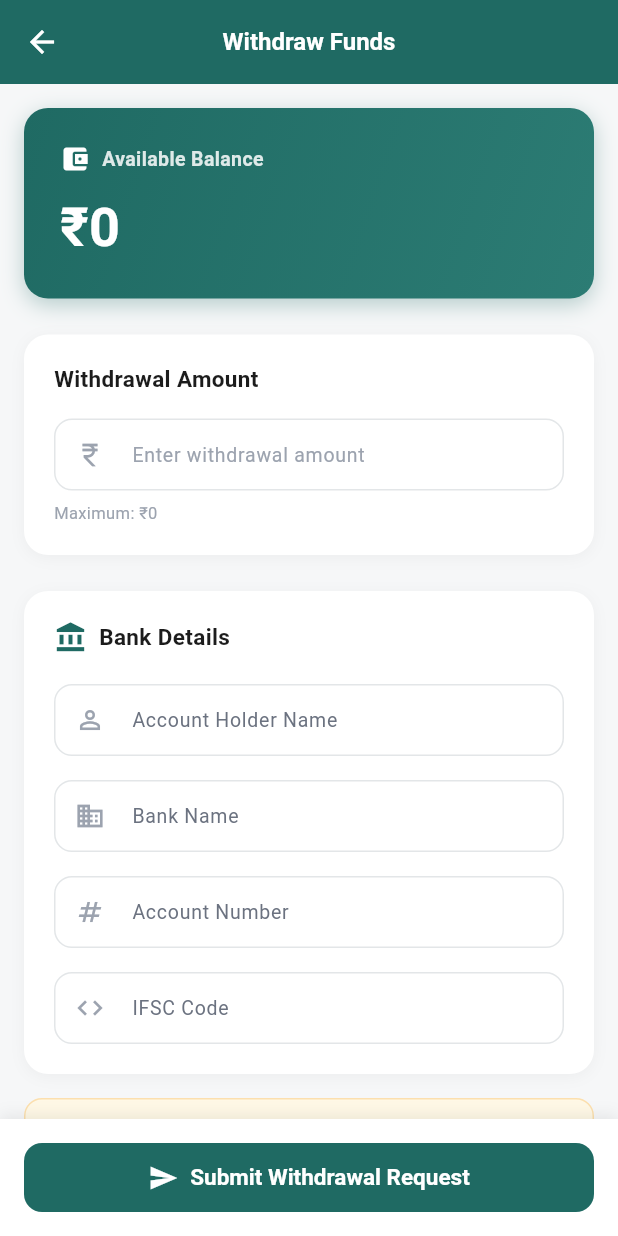
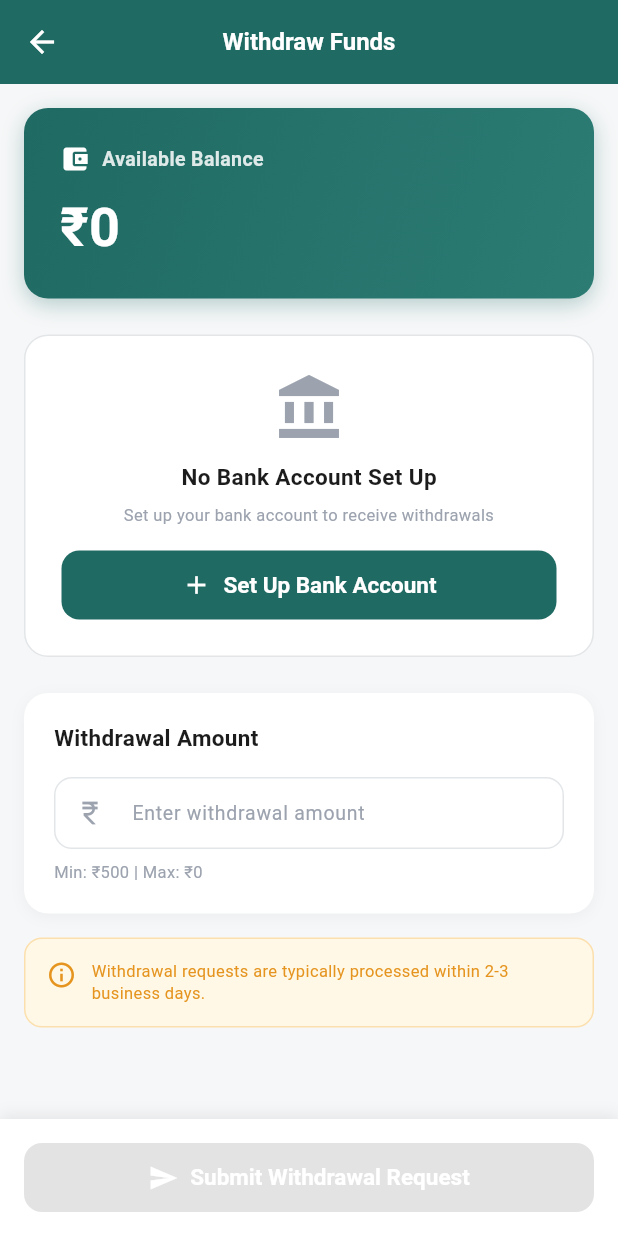
Before and after one commit to mihir-kanzariya/salon-owner, a Flutter app: the WithdrawalScreen screen opened directly with empty values, on a phone screen of 412 x 824 dp. Run offline on Flutter 3.47's test engine with Material 3 defaults, Android fonts, the phone set to English and light mode, and no system bars; our stand-ins replace cached_network_image, connectivity_plus, firebase_core, firebase_messaging, flutter_local_notifications, flutter_secure_storage and 6 more; accounts and stored records are empty; network calls fail; project files that could hold a hidden picture were left out.

Commit message:
Fix: SVG logo on splash, LanguageToggle in dashboard, redesigned withdrawal
- Splash: replaced scissors icon with helohair-logo.svg
- Dashboard: LanguageToggle in AppBar header
- Withdrawal: removed bank fields, uses saved bank from linked account
- Shows 'Set Up Bank Account' CTA if no bank saved

Co-Authored-By: Claude Opus 4.6 (1M context) <noreply@anthropic.com>

```diff
--- a/lib/features/salon/dashboard/presentation/screens/dashboard_screen.dart
+++ b/lib/features/salon/dashboard/presentation/screens/dashboard_screen.dart
@@ -1,3 +1,4 @@
+import '../../../../../core/widgets/language_toggle.dart';
 import 'dart:async';
 import 'package:flutter/material.dart';
 import 'package:intl/intl.dart';
@@ -174,6 +175,8 @@ class _DashboardScreenState extends State<DashboardScreen> {
           ],
         ),
         actions: [
+          const LanguageToggle(),
+          const SizedBox(width: 4),
           IconButton(
             icon: Stack(
               clipBehavior: Clip.none,
--- a/lib/features/salon/earnings/presentation/screens/withdrawal_screen.dart
+++ b/lib/features/salon/earnings/presentation/screens/withdrawal_screen.dart
@@ -23,68 +23,63 @@ class WithdrawalScreen extends StatefulWidget {
 class _WithdrawalScreenState extends State<WithdrawalScreen> {
   final ApiService _api = ApiService();
   final _formKey = GlobalKey<FormState>();
-
   final _amountController = TextEditingController();
-  final _holderNameController = TextEditingController();
-  final _bankNameController = TextEditingController();
-  final _accountNumberController = TextEditingController();
-  final _ifscController = TextEditingController();
 
   bool _isSubmitting = false;
+  bool _isLoadingBank = true;
+  Map<String, dynamic>? _savedBank;
+
+  @override
+  void initState() {
+    super.initState();
+    _loadBankAccount();
+  }
 
   @override
   void dispose() {
     _amountController.dispose();
-    _holderNameController.dispose();
-    _bankNameController.dispose();
-    _accountNumberController.dispose();
-    _ifscController.dispose();
     super.dispose();
+  }
+
+  Future<void> _loadBankAccount() async {
+    try {
+      final res = await _api.get('/salons/${widget.salonId}/bank-account');
+      if (res['data'] != null) {
+        setState(() { _savedBank = res['data']; _isLoadingBank = false; });
+      } else {
+        setState(() => _isLoadingBank = false);
+      }
+    } catch (_) {
+      setState(() => _isLoadingBank = false);
+    }
   }
 
   Future<void> _submitWithdrawal() async {
     if (!_formKey.currentState!.validate()) return;
+    if (_savedBank == null) {
+      SnackbarUtils.showError(context, 'Please set up your bank account first');
+      return;
+    }
 
     setState(() => _isSubmitting = true);
-
     try {
-      await _api.post(
-        '/payments/salon/${widget.salonId}/withdraw',
-        body: {
+      await _api.post('/payments/salon/${widget.salonId}/withdraw', body: {
         'amount': double.parse(_amountController.text.trim()),
-          'bank_details': {
-            'holder_name': _holderNameController.text.trim(),
-            'bank_name': _bankNameController.text.trim(),
-            'account_number': _accountNumberController.text.trim(),
-            'ifsc': _ifscController.text.trim(),
-          },
-        },
-      );
-
+      });
       if (!mounted) return;
-      SnackbarUtils.showSuccess(
-        context,
-        'Withdrawal request submitted successfully',
-      );
+      SnackbarUtils.showSuccess(context, 'Withdrawal request submitted successfully');
       Navigator.pop(context, true);
     } on ApiException catch (e) {
       setState(() => _isSubmitting = false);
       if (mounted) SnackbarUtils.showError(context, e.message);
     } catch (_) {
       setState(() => _isSubmitting = false);
-      if (mounted) {
-        SnackbarUtils.showError(
-          context,
-          'Failed to submit withdrawal request',
-        );
-      }
+      if (mounted) SnackbarUtils.showError(context, 'Failed to submit withdrawal request');
     }
   }
 
   String _formatCurrency(double amount) {
-    if (amount >= 100000) {
-      return '\u20B9${(amount / 1000).toStringAsFixed(1)}K';
-    }
+    if (amount >= 100000) return '\u20B9${(amount / 1000).toStringAsFixed(1)}K';
     return '\u20B9${amount.toStringAsFixed(amount.truncateToDouble() == amount ? 0 : 2)}';
   }
 
@@ -92,10 +87,10 @@ class _WithdrawalScreenState extends State<WithdrawalScreen> {
   Widget build(BuildContext context) {
     return Scaffold(
       backgroundColor: AppColors.background,
-      appBar: AppBar(
-        title: const Text('Withdraw Funds'),
-      ),
-      body: Column(
+      appBar: AppBar(title: const Text('Withdraw Funds')),
+      body: _isLoadingBank
+          ? const Center(child: CircularProgressIndicator())
+          : Column(
               children: [
                 Expanded(
                   child: SingleChildScrollView(
@@ -105,27 +100,18 @@ class _WithdrawalScreenState extends State<WithdrawalScreen> {
                       child: Column(
                         crossAxisAlignment: CrossAxisAlignment.start,
                         children: [
-                    // Available balance card
                           _buildBalanceCard(),
                           const SizedBox(height: 24),
-
-                    // Amount section
+                          _buildBankCard(),
+                          const SizedBox(height: 24),
                           _buildAmountSection(),
-                    const SizedBox(height: 24),
-
-                    // Bank details section
-                    _buildBankDetailsSection(),
                           const SizedBox(height: 16),
-
-                    // Info note
                           _buildInfoNote(),
                         ],
                       ),
                     ),
                   ),
                 ),
-
-          // Submit button
                 _buildSubmitButton(),
               ],
             ),
@@ -137,49 +123,81 @@ class _WithdrawalScreenState extends State<WithdrawalScreen> {
       width: double.infinity,
       padding: const EdgeInsets.all(24),
       decoration: BoxDecoration(
-        gradient: const LinearGradient(
-          colors: [AppColors.primary, AppColors.primaryLight],
-          begin: Alignment.topLeft,
-          end: Alignment.bottomRight,
-        ),
+        gradient: const LinearGradient(colors: [AppColors.primary, AppColors.primaryLight], begin: Alignment.topLeft, end: Alignment.bottomRight),
         borderRadius: BorderRadius.circular(16),
-        boxShadow: [
-          BoxShadow(
-            color: AppColors.primary.withValues(alpha: 0.3),
-            blurRadius: 12,
-            offset: const Offset(0, 4),
-          ),
-        ],
+        boxShadow: [BoxShadow(color: AppColors.primary.withValues(alpha: 0.3), blurRadius: 12, offset: const Offset(0, 4))],
       ),
       child: Column(
         crossAxisAlignment: CrossAxisAlignment.start,
         children: [
-          Row(
-            children: [
-              const Icon(
-                Icons.account_balance_wallet,
-                color: AppColors.white,
-                size: 20,
-              ),
+          Row(children: [
+            const Icon(Icons.account_balance_wallet, color: AppColors.white, size: 20),
             const SizedBox(width: 8),
-              Text(
-                'Available Balance',
-                style: AppTextStyles.labelLarge.copyWith(
-                  color: AppColors.white.withValues(alpha: 0.85),
-                ),
-              ),
+            Text('Available Balance', style: AppTextStyles.labelLarge.copyWith(color: AppColors.white.withValues(alpha: 0.85))),
+          ]),
+          const SizedBox(height: 12),
+          Text(_formatCurrency(widget.availableBalance), style: AppTextStyles.h1.copyWith(color: AppColors.white, fontSize: 36)),
         ],
       ),
+    );
+  }
+
+  Widget _buildBankCard() {
+    if (_savedBank == null) {
+      return Container(
+        width: double.infinity,
+        padding: const EdgeInsets.all(24),
+        decoration: BoxDecoration(color: AppColors.cardBackground, borderRadius: BorderRadius.circular(16), border: Border.all(color: AppColors.border)),
+        child: Column(children: [
+          const Icon(Icons.account_balance, size: 48, color: AppColors.textMuted),
           const SizedBox(height: 12),
-          Text(
-            _formatCurrency(widget.availableBalance),
-            style: AppTextStyles.h1.copyWith(
-              color: AppColors.white,
-              fontSize: 36,
+          const Text('No Bank Account Set Up', style: AppTextStyles.h4),
+          const SizedBox(height: 8),
+          Text('Set up your bank account to receive withdrawals', style: AppTextStyles.caption, textAlign: TextAlign.center),
+          const SizedBox(height: 16),
+          AppButton(
+            text: 'Set Up Bank Account',
+            onPressed: () async {
+              await Navigator.pushNamed(context, '/salon/bank-account', arguments: widget.salonId);
+              _loadBankAccount();
+            },
+            icon: Icons.add,
           ),
+        ]),
+      );
+    }
+
+    return Container(
+      width: double.infinity,
+      padding: const EdgeInsets.all(20),
+      decoration: BoxDecoration(color: AppColors.cardBackground, borderRadius: BorderRadius.circular(16), boxShadow: [BoxShadow(color: Colors.black.withValues(alpha: 0.04), blurRadius: 8, offset: const Offset(0, 2))]),
+      child: Column(crossAxisAlignment: CrossAxisAlignment.start, children: [
+        Row(children: [
+          const Icon(Icons.account_balance, color: AppColors.primary, size: 22),
+          const SizedBox(width: 8),
+          const Expanded(child: Text('Bank Account', style: AppTextStyles.h4)),
+          GestureDetector(
+            onTap: () async {
+              await Navigator.pushNamed(context, '/salon/bank-account', arguments: widget.salonId);
+              _loadBankAccount();
+            },
+            child: const Text('Change', style: TextStyle(color: AppColors.primary, fontSize: 13, fontWeight: FontWeight.w600)),
           ),
-        ],
+        ]),
+        const SizedBox(height: 16),
+        Row(children: [
+          Container(
+            width: 44, height: 44,
+            decoration: BoxDecoration(color: AppColors.successLight, borderRadius: BorderRadius.circular(12)),
+            child: const Icon(Icons.check_circle, color: AppColors.success, size: 24),
           ),
+          const SizedBox(width: 12),
+          Column(crossAxisAlignment: CrossAxisAlignment.start, children: [
+            Text(_savedBank!['account_number'] ?? '****', style: AppTextStyles.labelLarge),
+            Text('${_savedBank!['bank_name'] ?? 'Bank'} | ${_savedBank!['holder_name'] ?? ''}', style: AppTextStyles.caption),
+          ]),
+        ]),
+      ]),
     );
   }
 
@@ -187,20 +205,8 @@ class _WithdrawalScreenState extends State<WithdrawalScreen> {
     return Container(
       width: double.infinity,
       padding: const EdgeInsets.all(20),
-      decoration: BoxDecoration(
-        color: AppColors.cardBackground,
-        borderRadius: BorderRadius.circular(16),
-        boxShadow: [
-          BoxShadow(
-            color: Colors.black.withValues(alpha: 0.04),
-            blurRadius: 8,
-            offset: const Offset(0, 2),
-          ),
-        ],
-      ),
-      child: Column(
-        crossAxisAlignment: CrossAxisAlignment.start,
-        children: [
+      decoration: BoxDecoration(color: AppColors.cardBackground, borderRadius: BorderRadius.circular(16), boxShadow: [BoxShadow(color: Colors.black.withValues(alpha: 0.04), blurRadius: 8, offset: const Offset(0, 2))]),
+      child: Column(crossAxisAlignment: CrossAxisAlignment.start, children: [
         const Text('Withdrawal Amount', style: AppTextStyles.h4),
         const SizedBox(height: 16),
         AppTextField(
@@ -209,127 +215,17 @@ class _WithdrawalScreenState extends State<WithdrawalScreen> {
           prefixIcon: Icons.currency_rupee,
           keyboardType: const TextInputType.numberWithOptions(decimal: true),
           validator: (value) {
-              if (value == null || value.trim().isEmpty) {
-                return 'Please enter an amount';
-              }
+            if (value == null || value.trim().isEmpty) return 'Please enter an amount';
             final amount = double.tryParse(value.trim());
-              if (amount == null || amount <= 0) {
-                return 'Please enter a valid amount';
-              }
-              if (amount > widget.availableBalance) {
-                return 'Amount exceeds available balance (\u20B9${widget.availableBalance.toStringAsFixed(0)})';
-              }
+            if (amount == null || amount <= 0) return 'Please enter a valid amount';
+            if (amount < 500) return 'Minimum withdrawal is \u20B9500';
+            if (amount > widget.availableBalance) return 'Amount exceeds available balance';
             return null;
           },
         ),
         const SizedBox(height: 8),
-          Text(
-            'Maximum: \u20B9${widget.availableBalance.toStringAsFixed(0)}',
-            style: AppTextStyles.caption,
-          ),
-        ],
-      ),
-    );
-  }
-
-  Widget _buildBankDetailsSection() {
-    return Container(
-      width: double.infinity,
-      padding: const EdgeInsets.all(20),
-      decoration: BoxDecoration(
-        color: AppColors.cardBackground,
-        borderRadius: BorderRadius.circular(16),
-        boxShadow: [
-          BoxShadow(
-            color: Colors.black.withValues(alpha: 0.04),
-            blurRadius: 8,
-            offset: const Offset(0, 2),
-          ),
-        ],
-      ),
-      child: Column(
-        crossAxisAlignment: CrossAxisAlignment.start,
-        children: [
-          Row(
-            children: [
-              const Icon(
-                Icons.account_balance,
-                color: AppColors.primary,
-                size: 22,
-              ),
-              const SizedBox(width: 8),
-              const Text('Bank Details', style: AppTextStyles.h4),
-            ],
-          ),
-          const SizedBox(height: 20),
-
-          // Account holder name
-          AppTextField(
-            controller: _holderNameController,
-            label: 'Account Holder Name',
-            hint: 'Enter account holder name',
-            prefixIcon: Icons.person_outline,
-            validator: (value) {
-              if (value == null || value.trim().isEmpty) {
-                return 'Please enter account holder name';
-              }
-              return null;
-            },
-          ),
-          const SizedBox(height: 16),
-
-          // Bank name
-          AppTextField(
-            controller: _bankNameController,
-            label: 'Bank Name',
-            hint: 'Enter bank name',
-            prefixIcon: Icons.business,
-            validator: (value) {
-              if (value == null || value.trim().isEmpty) {
-                return 'Please enter bank name';
-              }
-              return null;
-            },
-          ),
-          const SizedBox(height: 16),
-
-          // Account number
-          AppTextField(
-            controller: _accountNumberController,
-            label: 'Account Number',
-            hint: 'Enter account number',
-            prefixIcon: Icons.numbers,
-            keyboardType: TextInputType.number,
-            validator: (value) {
-              if (value == null || value.trim().isEmpty) {
-                return 'Please enter account number';
-              }
-              if (value.trim().length < 8) {
-                return 'Please enter a valid account number';
-              }
-              return null;
-            },
-          ),
-          const SizedBox(height: 16),
-
-          // IFSC code
-          AppTextField(
-            controller: _ifscController,
-            label: 'IFSC Code',
-            hint: 'Enter IFSC code',
-            prefixIcon: Icons.code,
-            validator: (value) {
-              if (value == null || value.trim().isEmpty) {
-                return 'Please enter IFSC code';
-              }
-              if (value.trim().length != 11) {
-                return 'IFSC code must be 11 characters';
-              }
-              return null;
-            },
-          ),
-        ],
-      ),
+        Text('Min: \u20B9500 | Max: \u20B9${widget.availableBalance.toStringAsFixed(0)}', style: AppTextStyles.caption),
+      ]),
     );
   }
 
@@ -337,54 +233,24 @@ class _WithdrawalScreenState extends State<WithdrawalScreen> {
     return Container(
       width: double.infinity,
       padding: const EdgeInsets.all(14),
-      decoration: BoxDecoration(
-        color: AppColors.warningLight,
-        borderRadius: BorderRadius.circular(12),
-        border: Border.all(
-          color: AppColors.warning.withValues(alpha: 0.3),
-        ),
-      ),
-      child: Row(
-        crossAxisAlignment: CrossAxisAlignment.start,
-        children: [
-          const Icon(
-            Icons.info_outline,
-            color: AppColors.accentDark,
-            size: 20,
-          ),
+      decoration: BoxDecoration(color: AppColors.warningLight, borderRadius: BorderRadius.circular(12), border: Border.all(color: AppColors.warning.withValues(alpha: 0.3))),
+      child: Row(crossAxisAlignment: CrossAxisAlignment.start, children: [
+        const Icon(Icons.info_outline, color: AppColors.accentDark, size: 20),
         const SizedBox(width: 10),
-          Expanded(
-            child: Text(
-              'Withdrawal requests are typically processed within 2-3 business days. You will be notified once the transfer is complete.',
-              style: AppTextStyles.bodySmall.copyWith(
-                color: AppColors.accentDark,
-                height: 1.4,
-              ),
-            ),
-          ),
-        ],
-      ),
+        Expanded(child: Text('Withdrawal requests are typically processed within 2-3 business days.', style: AppTextStyles.bodySmall.copyWith(color: AppColors.accentDark, height: 1.4))),
+      ]),
     );
   }
 
   Widget _buildSubmitButton() {
     return Container(
       padding: const EdgeInsets.all(16),
-      decoration: BoxDecoration(
-        color: AppColors.cardBackground,
-        boxShadow: [
-          BoxShadow(
-            color: Colors.black.withValues(alpha: 0.08),
-            blurRadius: 8,
-            offset: const Offset(0, -2),
-          ),
-        ],
-      ),
+      decoration: BoxDecoration(color: AppColors.cardBackground, boxShadow: [BoxShadow(color: Colors.black.withValues(alpha: 0.08), blurRadius: 8, offset: const Offset(0, -2))]),
       child: SafeArea(
         top: false,
         child: AppButton(
           text: 'Submit Withdrawal Request',
-          onPressed: _isSubmitting ? null : _submitWithdrawal,
+          onPressed: (_isSubmitting || _savedBank == null) ? null : _submitWithdrawal,
           isLoading: _isSubmitting,
           icon: _isSubmitting ? null : Icons.send,
         ),
--- a/lib/features/splash/presentation/screens/splash_screen.dart
+++ b/lib/features/splash/presentation/screens/splash_screen.dart
@@ -80,7 +80,10 @@ class _SplashScreenState extends State<SplashScreen> {
                 color: AppColors.white,
                 borderRadius: BorderRadius.circular(24),
               ),
-              child: const Icon(Icons.content_cut, size: 48, color: AppColors.primary),
+              child: ClipRRect(
+                borderRadius: BorderRadius.circular(20),
+                child: SvgPicture.asset('assets/images/helohair-logo.svg', width: 64, height: 64),
+              ),
             ),
             const SizedBox(height: 24),
             Text(
```
Lines whose indentation alone changed are shown as unchanged.
